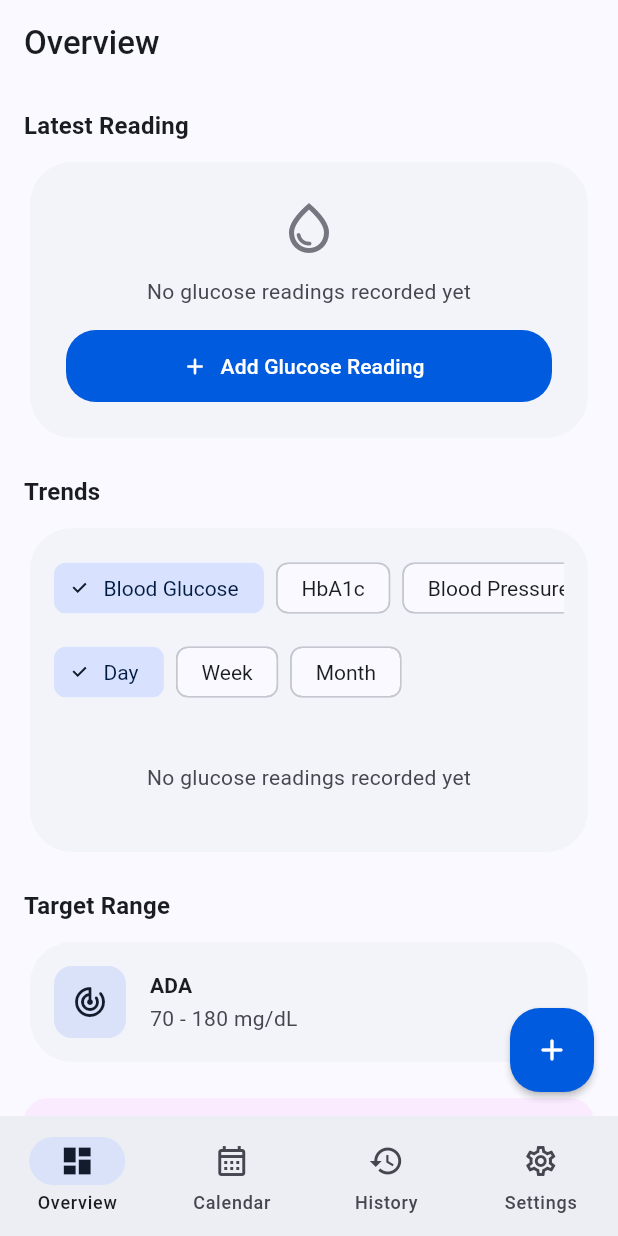
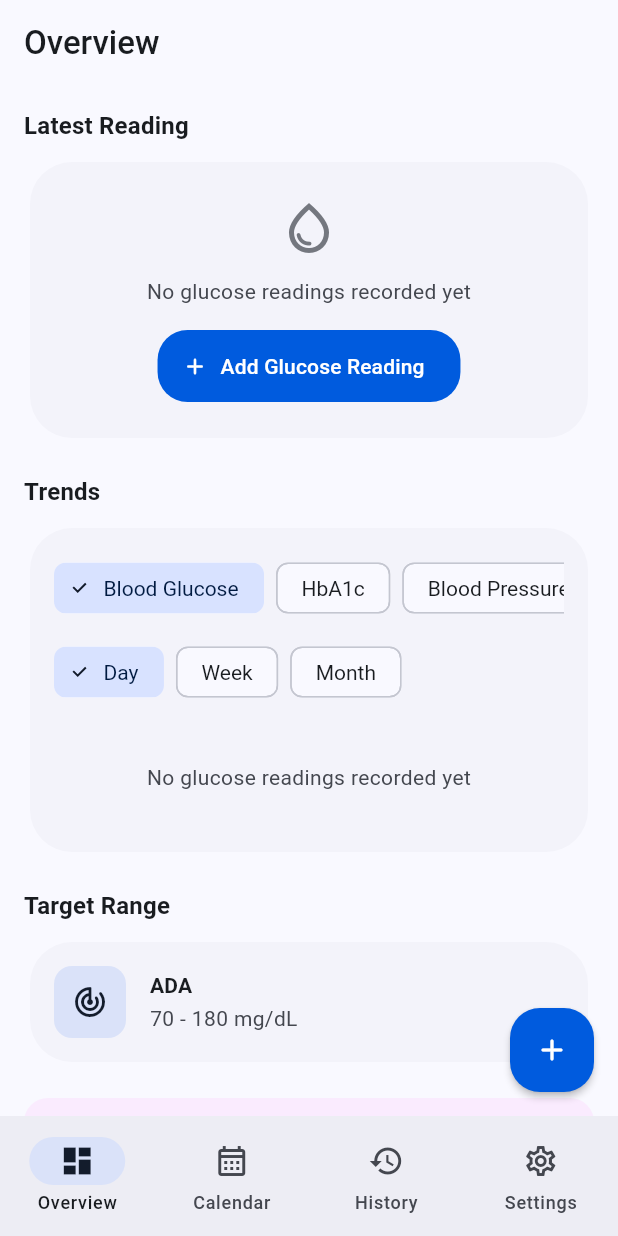
Before and after one commit to piotrekert90/flutter_glucosa, a Flutter app: the OverviewScreen screen opened by its route, on a phone screen of 412 x 824 dp. Run offline on Flutter 3.47's test engine with Material 3 defaults, Android fonts, the phone set to English and light mode, and no system bars; our stand-ins replace csv, file_picker, fl_chart, flutter_local_notifications, flutter_riverpod, flutter_timezone and 8 more; missing offline and left inert: health, home_widget, local_auth_android, local_auth_darwin, local_auth_platform_interface; accounts and stored records are empty; generated files the repository leaves out were written again.

Commit message:
fix(theme): use finite minimum width for buttons
Size.fromHeight(48) sets an infinite minimum width, which crashes any
bare Filled/Elevated/OutlinedButton inside a Row (e.g. the widget promo
card pin action). Use Size(64, 48) instead.

```diff
--- a/lib/core/presentation/theme/app_theme.dart
+++ b/lib/core/presentation/theme/app_theme.dart
@@ -183,20 +183,20 @@ abstract final class AppTheme {
       style: FilledButton.styleFrom(
         elevation: 0,
         shape: RoundedRectangleBorder(borderRadius: BorderRadius.circular(20)),
-        minimumSize: const Size.fromHeight(48),
+        minimumSize: const Size(64, 48),
       ),
     ),
     elevatedButtonTheme: ElevatedButtonThemeData(
       style: ElevatedButton.styleFrom(
         elevation: 1,
         shape: RoundedRectangleBorder(borderRadius: BorderRadius.circular(20)),
-        minimumSize: const Size.fromHeight(48),
+        minimumSize: const Size(64, 48),
       ),
     ),
     outlinedButtonTheme: OutlinedButtonThemeData(
       style: OutlinedButton.styleFrom(
         shape: RoundedRectangleBorder(borderRadius: BorderRadius.circular(20)),
-        minimumSize: const Size.fromHeight(48),
+        minimumSize: const Size(64, 48),
       ),
     ),
     textButtonTheme: TextButtonThemeData(
@@ -282,20 +282,20 @@ abstract final class AppTheme {
       style: FilledButton.styleFrom(
         elevation: 0,
         shape: RoundedRectangleBorder(borderRadius: BorderRadius.circular(20)),
-        minimumSize: const Size.fromHeight(48),
+        minimumSize: const Size(64, 48),
       ),
     ),
     elevatedButtonTheme: ElevatedButtonThemeData(
       style: ElevatedButton.styleFrom(
         elevation: 1,
         shape: RoundedRectangleBorder(borderRadius: BorderRadius.circular(20)),
-        minimumSize: const Size.fromHeight(48),
+        minimumSize: const Size(64, 48),
       ),
     ),
     outlinedButtonTheme: OutlinedButtonThemeData(
       style: OutlinedButton.styleFrom(
         shape: RoundedRectangleBorder(borderRadius: BorderRadius.circular(20)),
-        minimumSize: const Size.fromHeight(48),
+        minimumSize: const Size(64, 48),
       ),
     ),
     textButtonTheme: TextButtonThemeData(
```
Also changed, not shown: 1 other file.
